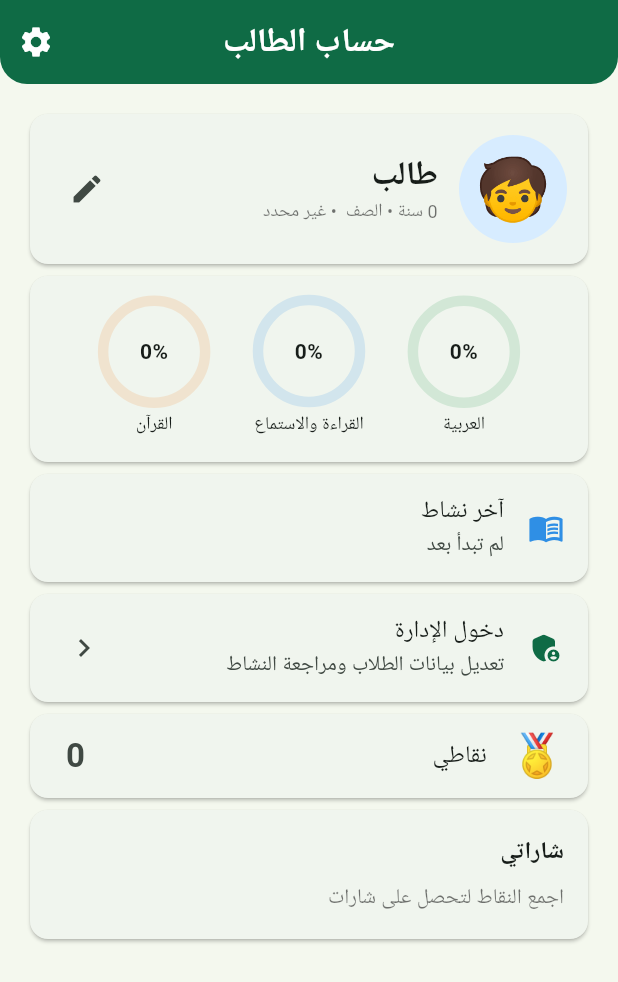
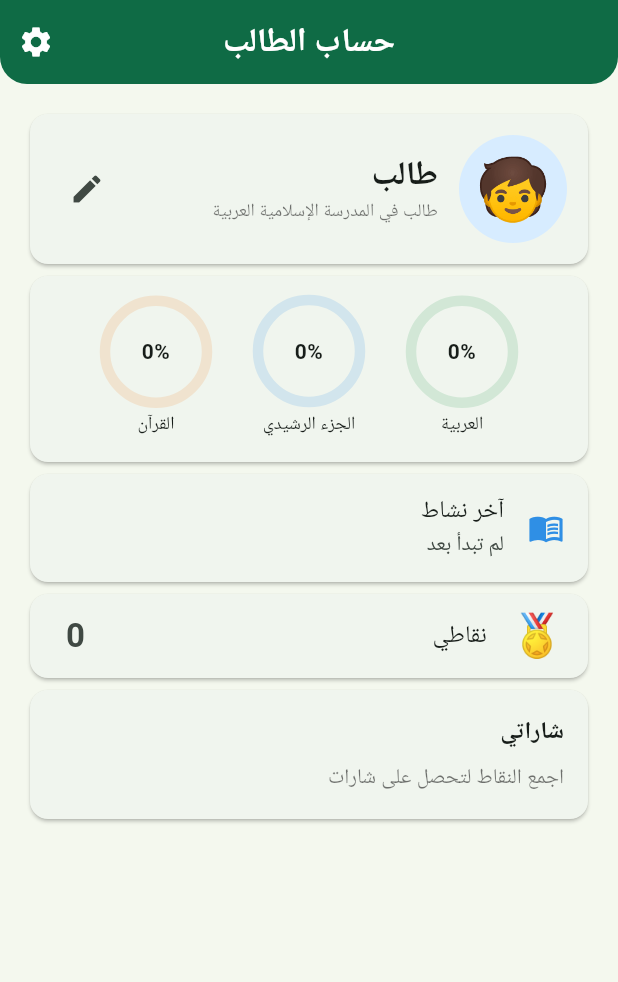
Before and after one commit to abdullah99dire-commits/ajyal, a Flutter app: the ProfileScreen screen opened directly, on a phone screen of 412 x 824 dp. Shown: the top 982 px of the screen. Run offline on Flutter 3.47's test engine with Material 3 defaults, Android fonts, the light colour scheme and no system bars; our stand-ins replace audioplayers, flutter_tts, google_fonts, shared_preferences; accounts and stored records are empty; Roboto replaces fonts that are missing (Cairo).

Commit message:
Add files via upload

```diff
--- a/lib/main.dart
+++ b/lib/main.dart
@@ -1,7 +1,6 @@
 import 'package:flutter/material.dart';
 import 'package:flutter_localizations/flutter_localizations.dart';
 import 'screens/splash_screen.dart';
-import 'screens/registration_screen.dart';
 import 'services/progress.dart';
 import 'theme.dart';
 
@@ -26,6 +25,6 @@ class AjyalApp extends StatelessWidget {
           GlobalWidgetsLocalizations.delegate,
           GlobalCupertinoLocalizations.delegate,
         ],
-        home: Builder(builder: (context) => Progress.i.isRegistered ? const SplashScreen() : const RegistrationScreen()),
+        home: const SplashScreen(),
       );
 }
--- a/lib/screens/home_screen.dart
+++ b/lib/screens/home_screen.dart
@@ -3,7 +3,6 @@ import '../services/progress.dart';
 import '../theme.dart';
 import 'letters_screen.dart';
 import 'rashidi_screen.dart';
-import 'reading_screen.dart';
 import 'quran_screen.dart';
 import 'games_screen.dart';
 
@@ -17,10 +16,10 @@ class HomeScreen extends StatelessWidget {
   @override
   Widget build(BuildContext context) {
     final items = <_Item>[
-      _Item('اللغة العربية', 'الحروف • الكتابة • الكلمات', Icons.menu_book_rounded,
+      _Item('تعليم اللغة العربية', 'الحروف • الكلمات • القراءة', Icons.menu_book,
           const Color(0xFF2E9E54), () => _open(context, const LettersScreen())),
-      _Item('القراءة والاستماع', 'الحروف • النطق • قصص قصيرة', Icons.headphones_rounded,
-          AppColors.blue, () => _open(context, const ReadingScreen())),
+      _Item('الجزء الرشيدي', 'دروس وتمارين تفاعلية', Icons.auto_stories,
+          AppColors.blue, () => _open(context, const RashidiScreen())),
       _Item('القرآن الكريم', 'سور • حفظ • تلاوة', Icons.mosque, AppColors.purple,
           () => _open(context, const QuranScreen())),
       _Item('ألعاب وتدريبات', 'تعلم باللعب', Icons.sports_esports,
@@ -49,14 +48,14 @@ class HomeScreen extends StatelessWidget {
                   child: Column(
                       crossAxisAlignment: CrossAxisAlignment.start,
                       children: [
-                        Text('أهلاً ${Progress.i.name} 👋',
+                        Text('مرحباً يا ${Progress.i.name}',
                             style: const TextStyle(
                                 fontSize: 18, fontWeight: FontWeight.bold)),
                         Row(children: [
                           const Icon(Icons.star,
                               color: AppColors.gold, size: 18),
                           const SizedBox(width: 4),
-                          Text('${Progress.i.points} نقطة • الصف ${Progress.i.grade}'),
+                          Text('${Progress.i.points} نقطة'),
                         ]),
                       ]),
                 ),
--- a/lib/screens/profile_screen.dart
+++ b/lib/screens/profile_screen.dart
@@ -3,7 +3,6 @@ import '../services/progress.dart';
 import '../theme.dart';
 import '../widgets.dart';
 import 'achievements_screen.dart';
-import 'admin_screen.dart';
 
 /// حساب الطالب
 class ProfileScreen extends StatelessWidget {
@@ -56,7 +55,7 @@ class ProfileScreen extends StatelessWidget {
                             Text(p.name,
                                 style: const TextStyle(
                                     fontSize: 22, fontWeight: FontWeight.bold)),
-                            Text('${p.age} سنة • الصف ${p.grade} • ${p.gender}',
+                            const Text('طالب في المدرسة الإسلامية العربية',
                                 style: TextStyle(
                                     fontSize: 12, color: Colors.black54)),
                           ]),
@@ -80,7 +79,7 @@ class ProfileScreen extends StatelessWidget {
                         Ring(
                             value: p.rashidiPercent,
                             color: AppColors.blue,
-                            label: 'القراءة والاستماع'),
+                            label: 'الجزء الرشيدي'),
                         Ring(
                             value: p.quranPercent,
                             color: AppColors.orange,
@@ -93,15 +92,6 @@ class ProfileScreen extends StatelessWidget {
                   leading: const Icon(Icons.menu_book, color: AppColors.blue),
                   title: const Text('آخر نشاط'),
                   subtitle: Text(p.lastActivity),
-                ),
-              ),
-              Card(
-                child: ListTile(
-                  leading: const Icon(Icons.admin_panel_settings_rounded, color: AppColors.green),
-                  title: const Text('دخول الإدارة'),
-                  subtitle: const Text('تعديل بيانات الطلاب ومراجعة النشاط'),
-                  trailing: const Icon(Icons.chevron_left),
-                  onTap: () => Navigator.push(context, MaterialPageRoute(builder: (_) => const AdminScreen())),
                 ),
               ),
               Card(
```
Also changed, not shown: lib/screens/tracing_screen.dart (+5 -16 lines), lib/services/progress.dart (+9 -43 lines).
